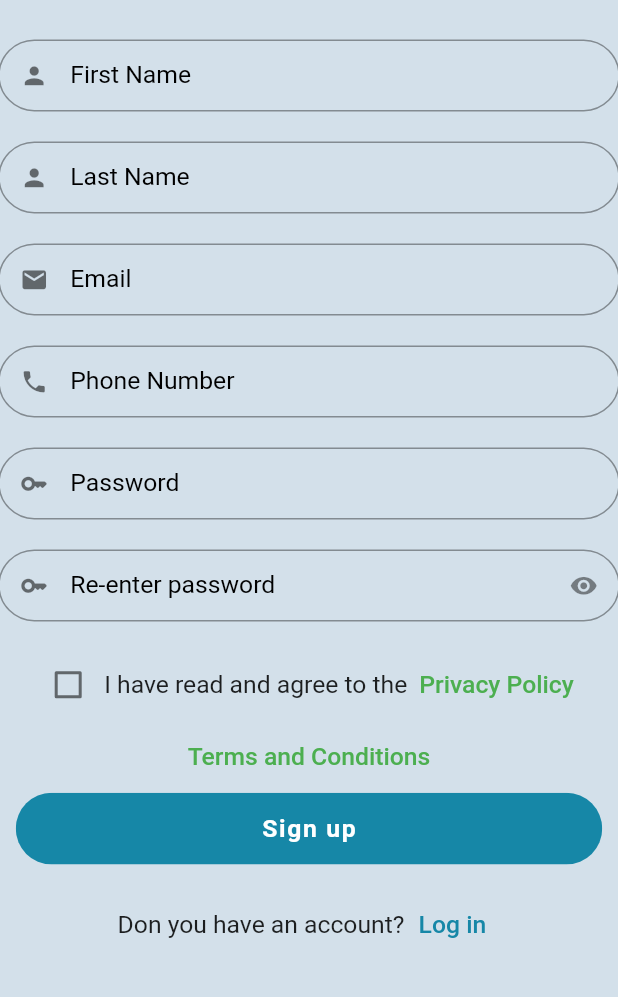
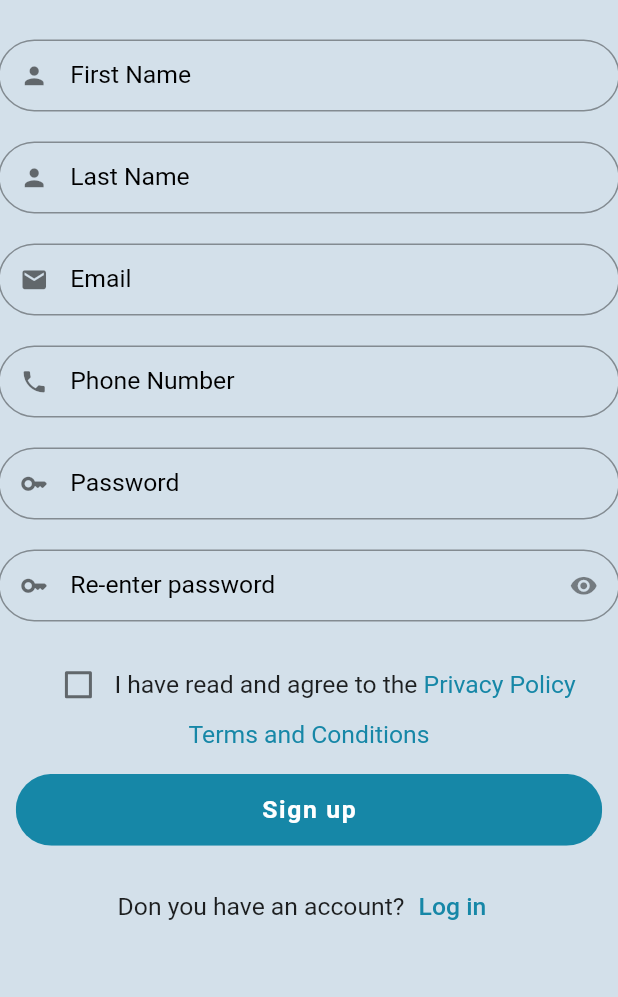
Before and after one commit to pradeeptharu/ci-cd, a Flutter app: the screen it shows after launch, after a tap on "Sign up", on a phone screen of 412 x 824 dp, the part 161-1158 px from its top. Run offline on Flutter 3.47's test engine with Material 2 defaults, Android fonts, the phone set to English and light mode, and no system bars; our stand-ins replace flutter_spinkit.

Commit message:
manage-color

```diff
--- a/lib/core/utils/constants/constants.dart
+++ b/lib/core/utils/constants/constants.dart
@@ -98,3 +98,20 @@ class ImagePath {
   static const qaLintLogo = 'assets/images/qa_lint_logo.png';
   static const googleLogo = 'assets/images/google.png';
 }
+
+// materiail Colors
+const MaterialColor customPrimarySwatch = MaterialColor(
+  0xff1687A7,
+  <int, Color>{
+    50: Color(0xff1687A7),
+    100: Color(0xff1687A7),
+    200: Color(0xff1687A7),
+    300: Color(0xff1687A7),
+    400: Color(0xff1687A7),
+    500: Color(0xff1687A7),
+    600: Color(0xff0F7596),
+    700: Color(0xff0B6478),
+    800: Color(0xff094F60),
+    900: Color(0xff063940),
+  },
+);
--- a/lib/core/utils/custom_widgets/custom_textform_field.dart
+++ b/lib/core/utils/custom_widgets/custom_textform_field.dart
@@ -45,11 +45,11 @@ Widget customTextFormField(
         border: OutlineInputBorder(
           borderRadius: BorderRadius.circular(24),
         ),
-        hoverColor: Colors.green,
+        hoverColor: customPrimarySwatch,
         focusedBorder: OutlineInputBorder(
           borderRadius: BorderRadius.circular(24),
           borderSide: const BorderSide(
-            color: Colors.green,
+            color: customPrimarySwatch,
           ),
         ),
       ),
--- a/lib/features/qa_lint/presentation/pages/login_page/login_page.dart
+++ b/lib/features/qa_lint/presentation/pages/login_page/login_page.dart
@@ -17,28 +17,9 @@ class LoginPage extends StatefulWidget {
 
 class _LoginPageState extends State<LoginPage>
     with SingleTickerProviderStateMixin {
-  late AnimationController _controller;
-  late Animation<double> _animation;
   bool value = false;
   @override
-  void initState() {
-    super.initState();
-    _controller = AnimationController(
-      vsync: this,
-      duration: const Duration(seconds: 8),
-    );
-    _animation =
-        CurvedAnimation(parent: _controller, curve: Curves.easeInOutBack);
-    _controller.repeat(reverse: true);
-  }
-
   @override
-  void dispose() {
-    _controller.dispose();
-
-    super.dispose();
-  }
-
   final GlobalKey<FormState> formKey = GlobalKey<FormState>();
 
   bool isTablet() {
@@ -63,19 +44,10 @@ class _LoginPageState extends State<LoginPage>
                 ),
                 // Logo Image
                 Center(
-                  child: AnimatedBuilder(
-                    animation: _controller,
-                    builder: (context, child) {
-                      return Transform.rotate(
-                        angle: 2 * pi * _animation.value,
-                        child: child,
-                      );
-                    },
-                    child: Image.asset(
-                      ImagePath.qaLintLogo,
-                      fit: BoxFit.cover,
-                      height: mediaQuerryHeight(context) * 0.2,
-                    ),
+                  child: Image.asset(
+                    ImagePath.qaLintLogo,
+                    fit: BoxFit.cover,
+                    height: mediaQuerryHeight(context) * 0.2,
                   ),
                 ),
                 SizedBox(
@@ -178,7 +150,7 @@ class _LoginPageState extends State<LoginPage>
                 commonSizedBox(context),
                 LoginWithGoogle(
                   onPressed: () {},
-                  text: 'Log in with Google',
+                  text: 'Login with Google',
                 ),
                 const Spacer(),
                 Row(
--- a/lib/features/qa_lint/presentation/widgets/login_page_widgets/login_page_widget.dart
+++ b/lib/features/qa_lint/presentation/widgets/login_page_widgets/login_page_widget.dart
@@ -27,6 +27,7 @@ class _LoginPageWidgetState extends State<LoginPageWidget> {
       children: [
         // Email TextForm Fild for login page
         customTextFormField(
+          textInputAction: TextInputAction.next,
           context: context,
           controller: loginEditingController.emailController,
           contentPadding:
@@ -61,7 +62,7 @@ class _LoginPageWidgetState extends State<LoginPageWidget> {
             },
             icon: Icon(
               _isPasswordVisible ? Icons.visibility : Icons.visibility_off,
-              size: isTablet() ? 30 : 0,
+              size: isTablet() ? 30 : 20,
             ),
           ),
         ),
--- a/lib/features/qa_lint/presentation/widgets/login_page_widgets/login_with_google.dart
+++ b/lib/features/qa_lint/presentation/widgets/login_page_widgets/login_with_google.dart
@@ -7,7 +7,7 @@ class LoginWithGoogle extends StatelessWidget {
   final VoidCallback onPressed;
   final Color? splashColor;
 
-  const LoginWithGoogle({
+  const LoginWithGoogle({super.key,
     required this.text,
     required this.onPressed,
     this.splashColor,
--- a/lib/features/qa_lint/presentation/widgets/signup_page_widget/singup_page_widget.dart
+++ b/lib/features/qa_lint/presentation/widgets/signup_page_widget/singup_page_widget.dart
@@ -34,7 +34,7 @@ class _SignUpPageWidgetState extends State<SignUpPageWidget> {
       child: FractionallySizedBox(
         alignment: Alignment.center,
         widthFactor: _isTablet(context)
-            ? mediaQuerryWidth(context) * 0.0001
+            ? mediaQuerryWidth(context) * 0.00075
             : mediaQuerryWidth(context) * 0.0027,
         child: Column(
           children: [
@@ -180,14 +180,15 @@ class _SignUpPageWidgetState extends State<SignUpPageWidget> {
                       ),
                     ),
                     customText(
-                      text: 'I have read and agree to the',
+                      text: 'I have read and agree to the ',
                       fontSize: _isTablet(context)
                           ? tabletFontSize(context)
                           : defultFontSize(context),
                     ),
-                    TextButton(
-                      onPressed: () {},
+                    GestureDetector(
+                      onTap: () {},
                       child: customText(
+                        color: AppColor.buttonColor,
                         text: 'Privacy Policy',
                         fontSize: _isTablet(context)
                             ? tabletFontSize(context)
@@ -196,23 +197,22 @@ class _SignUpPageWidgetState extends State<SignUpPageWidget> {
                     ),
                   ],
                 ),
-                Column(
-                  children: [
-                    TextButton(
-                      onPressed: () {},
+                GestureDetector(
+                  onTap: () {
+                    print('terms and conditgions');
+                  },
                   child: customText(
                     text: 'Terms and Conditions',
+                    color: AppColor.buttonColor,
                     fontSize: _isTablet(context)
                         ? tabletFontSize(context)
                         : defultFontSize(context),
                   ),
                 ),
-                  ],
-                ),
                 SizedBox(
                   height: _isTablet(context)
                       ? mediaQuerryHeight(context) * 0.03
-                      : 0,
+                      : mediaQuerryHeight(context) * 0.02,
                 ),
                 CustomButton(
                   text: 'Sign up',
--- a/lib/main.dart
+++ b/lib/main.dart
@@ -1,6 +1,7 @@
 import 'package:flutter/material.dart';
 import 'package:flutter/services.dart';
 import 'package:qa_lint/core/utils/app_route/app_route.dart';
+import 'package:qa_lint/core/utils/constants/constants.dart';
 
 void main() {
   WidgetsFlutterBinding.ensureInitialized();
@@ -30,7 +31,11 @@ class QALint extends StatelessWidget {
     return MaterialApp(
       debugShowCheckedModeBanner: false,
       title: 'Flutter Demo',
-      theme: ThemeData(primaryColor: Colors.green, primarySwatch: Colors.green),
+      theme: ThemeData(
+        primarySwatch: customPrimarySwatch,
+        focusColor: const Color(0xff1687A7),
+        primaryColor: customPrimarySwatch.shade500,
+      ),
       onGenerateRoute: appRouter.generateRoute,
     );
   }
```
Also changed, not shown: 13 other files. Lines whose indentation alone changed are shown as unchanged.
